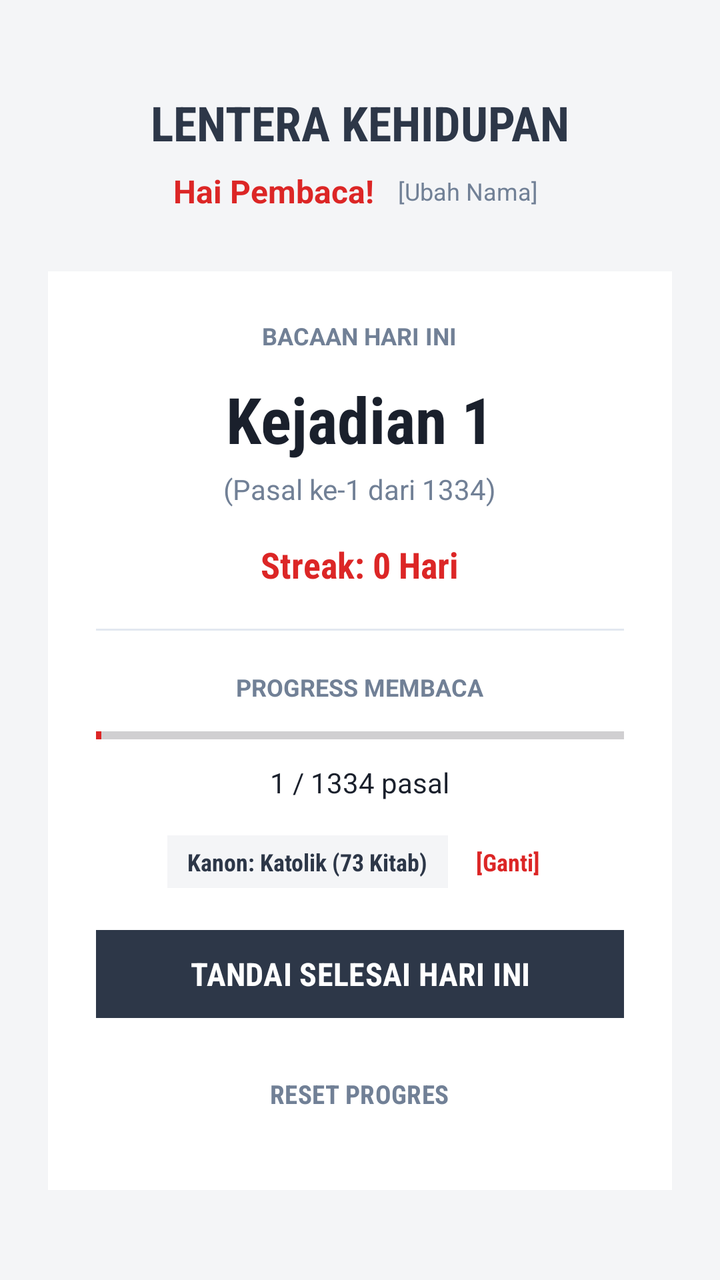
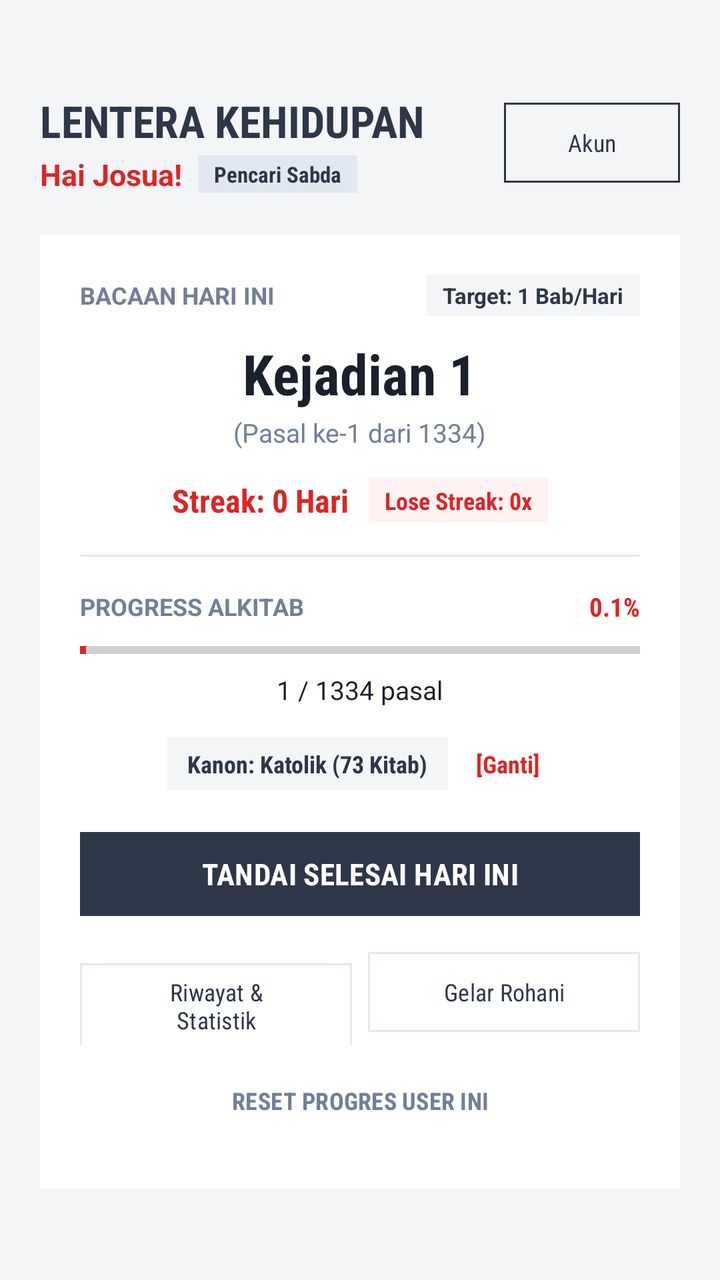

Screens rendered from an Android XML layout before and after an edit, with the pre-edit source and the edit as a unified diff.
<!-- AndroidManifest.xml: application theme Theme.LenteraKehidupan -->
<!-- res/layout/activity_main.xml -->
<?xml version="1.0" encoding="utf-8"?>
<LinearLayout xmlns:android="http://schemas.android.com/apk/res/android"
    xmlns:app="http://schemas.android.com/apk/res-auto"
    android:layout_width="match_parent"
    android:layout_height="match_parent"
    android:background="@color/bg_slate"
    android:gravity="center"
    android:orientation="vertical"
    android:padding="24dp">

    
    <TextView
        android:id="@+id/tvAppTitle"
        android:layout_width="wrap_content"
        android:layout_height="wrap_content"
        android:fontFamily="sans-serif-condensed"
        android:text="LENTERA KEHIDUPAN"
        android:textColor="@color/primary_gray"
        android:textSize="24sp"
        android:textStyle="bold" />

    
    <LinearLayout
        android:layout_width="wrap_content"
        android:layout_height="wrap_content"
        android:layout_marginTop="6dp"
        android:gravity="center_vertical"
        android:orientation="horizontal">

        <TextView
            android:id="@+id/tvGreeting"
            android:layout_width="wrap_content"
            android:layout_height="wrap_content"
            android:fontFamily="sans-serif"
            android:text="Hai Pembaca!"
            android:textColor="@color/primary_red"
            android:textSize="16sp"
            android:textStyle="bold" />

        <TextView
            android:id="@+id/btnEditNama"
            android:layout_width="wrap_content"
            android:layout_height="wrap_content"
            android:layout_marginStart="8dp"
            android:background="?attr/selectableItemBackground"
            android:clickable="true"
            android:focusable="true"
            android:fontFamily="sans-serif"
            android:padding="4dp"
            android:text="[Ubah Nama]"
            android:textColor="@color/text_muted"
            android:textSize="12sp" />
    </LinearLayout>

    
    <LinearLayout
        android:layout_width="match_parent"
        android:layout_height="wrap_content"
        android:layout_marginTop="28dp"
        android:background="@color/surface_white"
        android:gravity="center"
        android:orientation="vertical"
        android:padding="24dp">

        <TextView
            android:layout_width="wrap_content"
            android:layout_height="wrap_content"
            android:fontFamily="sans-serif"
            android:text="BACAAN HARI INI"
            android:textColor="@color/text_muted"
            android:textSize="12sp"
            android:textStyle="bold" />

        
        <TextView
            android:id="@+id/tvNamaKitab"
            android:layout_width="wrap_content"
            android:layout_height="wrap_content"
            android:layout_marginTop="12dp"
            android:fontFamily="sans-serif-condensed"
            android:text="Kejadian 1"
            android:textColor="@color/text_dark"
            android:textSize="32sp"
            android:textStyle="bold" />

        
        <TextView
            android:id="@+id/tvPasal"
            android:layout_width="wrap_content"
            android:layout_height="wrap_content"
            android:layout_marginTop="4dp"
            android:fontFamily="sans-serif"
            android:text="(Pasal ke-1 dari 1334)"
            android:textColor="@color/text_muted"
            android:textSize="14sp" />

        
        <TextView
            android:id="@+id/tvStreak"
            android:layout_width="wrap_content"
            android:layout_height="wrap_content"
            android:layout_marginTop="16dp"
            android:fontFamily="sans-serif-condensed"
            android:text="Streak: 0 Hari"
            android:textColor="@color/primary_red"
            android:textSize="18sp"
            android:textStyle="bold" />

        <View
            android:layout_width="match_parent"
            android:layout_height="1dp"
            android:layout_marginTop="20dp"
            android:layout_marginBottom="20dp"
            android:background="@color/border_light" />

        
        <TextView
            android:layout_width="wrap_content"
            android:layout_height="wrap_content"
            android:fontFamily="sans-serif"
            android:text="PROGRESS MEMBACA"
            android:textColor="@color/text_muted"
            android:textSize="12sp"
            android:textStyle="bold" />

        <ProgressBar
            android:id="@+id/progressBar"
            style="?android:attr/progressBarStyleHorizontal"
            android:layout_width="match_parent"
            android:layout_height="12dp"
            android:layout_marginTop="10dp"
            android:progress="1"
            android:progressTint="@color/primary_red" />

        <TextView
            android:id="@+id/tvProgressText"
            android:layout_width="wrap_content"
            android:layout_height="wrap_content"
            android:layout_marginTop="8dp"
            android:fontFamily="sans-serif"
            android:text="1 / 1334 pasal"
            android:textColor="@color/text_dark"
            android:textSize="14sp" />

        
        <LinearLayout
            android:layout_width="wrap_content"
            android:layout_height="wrap_content"
            android:layout_marginTop="16dp"
            android:gravity="center_vertical"
            android:orientation="horizontal">

            <TextView
                android:id="@+id/tvCanonBadge"
                android:layout_width="wrap_content"
                android:layout_height="wrap_content"
                android:background="@color/bg_slate"
                android:fontFamily="sans-serif-condensed"
                android:paddingStart="10dp"
                android:paddingTop="5dp"
                android:paddingEnd="10dp"
                android:paddingBottom="5dp"
                android:text="Kanon: Katolik (73 Kitab)"
                android:textColor="@color/primary_gray"
                android:textSize="12sp"
                android:textStyle="bold" />

            <TextView
                android:id="@+id/btnGantiCanon"
                android:layout_width="wrap_content"
                android:layout_height="wrap_content"
                android:layout_marginStart="8dp"
                android:fontFamily="sans-serif-condensed"
                android:padding="6dp"
                android:text="[Ganti]"
                android:textColor="@color/primary_red"
                android:textSize="12sp"
                android:textStyle="bold" />
        </LinearLayout>

        
        <com.google.android.material.button.MaterialButton
            android:id="@+id/btnTandaiSelesai"
            android:layout_width="match_parent"
            android:layout_height="52dp"
            android:layout_marginTop="16dp"
            android:backgroundTint="@color/primary_gray"
            android:fontFamily="sans-serif-condensed"
            android:text="TANDAI SELESAI HARI INI"
            android:textColor="@color/surface_white"
            android:textSize="16sp"
            android:textStyle="bold"
            app:cornerRadius="0dp"
            app:elevation="0dp" />

        
        <com.google.android.material.button.MaterialButton
            android:id="@+id/btnReset"
            style="@style/Widget.Material3.Button.TextButton"
            android:layout_width="wrap_content"
            android:layout_height="wrap_content"
            android:layout_marginTop="10dp"
            android:fontFamily="sans-serif-condensed"
            android:text="RESET PROGRES"
            android:textColor="@color/text_muted"
            android:textSize="13sp"
            android:textStyle="bold"
            app:cornerRadius="0dp" />

    </LinearLayout>

</LinearLayout>
<!-- resources referenced by this layout -->
<resources>
  <color name="bg_slate">#F4F5F7</color>
  <color name="border_light">#E2E8F0</color>
  <color name="primary_gray">#2D3748</color>
  <color name="primary_red">#DC2626</color>
  <color name="surface_white">#FFFFFF</color>
  <color name="text_dark">#1A202C</color>
  <color name="text_muted">#718096</color>
  <style name="Theme.LenteraKehidupan" parent="Theme.Material3.DayNight.NoActionBar">
          
          <item name="colorPrimary">@color/primary_gray</item>
          <item name="colorOnPrimary">@color/surface_white</item>
          
          <item name="colorSecondary">@color/secondary_orange</item>
          
          <item name="android:statusBarColor">#1A202C</item>
          <item name="android:windowLightStatusBar">false</item>
          <item name="android:windowBackground">@color/bg_slate</item>
          
          
          <item name="shapeAppearanceSmallComponent">@style/ShapeAppearance.Flat</item>
          <item name="shapeAppearanceMediumComponent">@style/ShapeAppearance.Flat</item>
          <item name="shapeAppearanceLargeComponent">@style/ShapeAppearance.Flat</item>
      </style>
  <color name="secondary_orange">#DC2626</color>
  <style name="ShapeAppearance.Flat" parent="">
          <item name="cornerSize">0dp</item>
      </style>
</resources>

<!-- the commit's change to res/layout/activity_main.xml (unified diff, before → after) -->
@@ -6,81 +6,137 @@
     android:background="@color/bg_slate"
     android:gravity="center"
     android:orientation="vertical"
-    android:padding="24dp">
-
-    
-    <TextView
-        android:id="@+id/tvAppTitle"
-        android:layout_width="wrap_content"
-        android:layout_height="wrap_content"
-        android:fontFamily="sans-serif-condensed"
-        android:text="LENTERA KEHIDUPAN"
-        android:textColor="@color/primary_gray"
-        android:textSize="24sp"
-        android:textStyle="bold" />
-
-    
-    <LinearLayout
-        android:layout_width="wrap_content"
-        android:layout_height="wrap_content"
-        android:layout_marginTop="6dp"
-        android:gravity="center_vertical"
-        android:orientation="horizontal">
-
-        <TextView
-            android:id="@+id/tvGreeting"
-            android:layout_width="wrap_content"
-            android:layout_height="wrap_content"
-            android:fontFamily="sans-serif"
-            android:text="Hai Pembaca!"
-            android:textColor="@color/primary_red"
-            android:textSize="16sp"
-            android:textStyle="bold" />
-
-        <TextView
-            android:id="@+id/btnEditNama"
-            android:layout_width="wrap_content"
-            android:layout_height="wrap_content"
-            android:layout_marginStart="8dp"
-            android:background="?attr/selectableItemBackground"
-            android:clickable="true"
-            android:focusable="true"
-            android:fontFamily="sans-serif"
-            android:padding="4dp"
-            android:text="[Ubah Nama]"
-            android:textColor="@color/text_muted"
-            android:textSize="12sp" />
-    </LinearLayout>
+    android:padding="20dp">
 
     
     <LinearLayout
         android:layout_width="match_parent"
         android:layout_height="wrap_content"
-        android:layout_marginTop="28dp"
+        android:gravity="center_vertical"
+        android:orientation="horizontal">
+
+        <LinearLayout
+            android:layout_width="0dp"
+            android:layout_height="wrap_content"
+            android:layout_weight="1"
+            android:orientation="vertical">
+
+            <TextView
+                android:id="@+id/tvAppTitle"
+                android:layout_width="wrap_content"
+                android:layout_height="wrap_content"
+                android:fontFamily="sans-serif-condensed"
+                android:text="LENTERA KEHIDUPAN"
+                android:textColor="@color/primary_gray"
+                android:textSize="22sp"
+                android:textStyle="bold" />
+
+            
+            <LinearLayout
+                android:layout_width="wrap_content"
+                android:layout_height="wrap_content"
+                android:layout_marginTop="2dp"
+                android:gravity="center_vertical"
+                android:orientation="horizontal">
+
+                <TextView
+                    android:id="@+id/tvGreeting"
+                    android:layout_width="wrap_content"
+                    android:layout_height="wrap_content"
+                    android:fontFamily="sans-serif"
+                    android:text="Hai Josua!"
+                    android:textColor="@color/primary_red"
+                    android:textSize="15sp"
+                    android:textStyle="bold" />
+
+                <TextView
+                    android:id="@+id/tvBadgeJulukan"
+                    android:layout_width="wrap_content"
+                    android:layout_height="wrap_content"
+                    android:layout_marginStart="8dp"
+                    android:background="@color/border_light"
+                    android:clickable="true"
+                    android:focusable="true"
+                    android:fontFamily="sans-serif-condensed"
+                    android:paddingStart="8dp"
+                    android:paddingTop="2dp"
+                    android:paddingEnd="8dp"
+                    android:paddingBottom="2dp"
+                    android:text="Pencari Sabda"
+                    android:textColor="@color/primary_gray"
+                    android:textSize="11sp"
+                    android:textStyle="bold" />
+            </LinearLayout>
+        </LinearLayout>
+
+        
+        <com.google.android.material.button.MaterialButton
+            android:id="@+id/btnKelolaUser"
+            style="@style/Widget.Material3.Button.OutlinedButton"
+            android:layout_width="wrap_content"
+            android:layout_height="wrap_content"
+            android:fontFamily="sans-serif-condensed"
+            android:text="Akun"
+            android:textColor="@color/primary_gray"
+            android:textSize="12sp"
+            app:cornerRadius="0dp"
+            app:strokeColor="@color/primary_gray"
+            app:strokeWidth="1dp" />
+
+    </LinearLayout>
+
+    
+    <LinearLayout
+        android:layout_width="match_parent"
+        android:layout_height="wrap_content"
+        android:layout_marginTop="20dp"
         android:background="@color/surface_white"
         android:gravity="center"
         android:orientation="vertical"
-        android:padding="24dp">
-
-        <TextView
-            android:layout_width="wrap_content"
-            android:layout_height="wrap_content"
-            android:fontFamily="sans-serif"
-            android:text="BACAAN HARI INI"
-            android:textColor="@color/text_muted"
-            android:textSize="12sp"
-            android:textStyle="bold" />
+        android:padding="20dp">
+
+        <LinearLayout
+            android:layout_width="match_parent"
+            android:layout_height="wrap_content"
+            android:gravity="center_vertical"
+            android:orientation="horizontal">
+
+            <TextView
+                android:layout_width="0dp"
+                android:layout_height="wrap_content"
+                android:layout_weight="1"
+                android:fontFamily="sans-serif"
+                android:text="BACAAN HARI INI"
+                android:textColor="@color/text_muted"
+                android:textSize="12sp"
+                android:textStyle="bold" />
+
+            <TextView
+                android:id="@+id/tvTargetBabHarian"
+                android:layout_width="wrap_content"
+                android:layout_height="wrap_content"
+                android:background="@color/bg_slate"
+                android:paddingStart="8dp"
+                android:paddingTop="3dp"
+                android:paddingEnd="8dp"
+                android:paddingBottom="3dp"
+                android:text="Target: 1 Bab/Hari"
+                android:textColor="@color/primary_gray"
+                android:textSize="11sp"
+                android:textStyle="bold" />
+        </LinearLayout>
 
         
         <TextView
             android:id="@+id/tvNamaKitab"
             android:layout_width="wrap_content"
             android:layout_height="wrap_content"
-            android:layout_marginTop="12dp"
+            android:layout_marginTop="10dp"
             android:fontFamily="sans-serif-condensed"
+            android:gravity="center"
             android:text="Kejadian 1"
             android:textColor="@color/text_dark"
-            android:textSize="32sp"
+            android:textSize="28sp"
             android:textStyle="bold" />
 
         
@@ -88,47 +144,88 @@
             android:id="@+id/tvPasal"
             android:layout_width="wrap_content"
             android:layout_height="wrap_content"
-            android:layout_marginTop="4dp"
+            android:layout_marginTop="2dp"
             android:fontFamily="sans-serif"
             android:text="(Pasal ke-1 dari 1334)"
             android:textColor="@color/text_muted"
-            android:textSize="14sp" />
-
-        
-        <TextView
-            android:id="@+id/tvStreak"
-            android:layout_width="wrap_content"
-            android:layout_height="wrap_content"
+            android:textSize="13sp" />
+
+        
+        <LinearLayout
+            android:layout_width="match_parent"
+            android:layout_height="wrap_content"
+            android:layout_marginTop="14dp"
+            android:gravity="center"
+            android:orientation="horizontal">
+
+            <TextView
+                android:id="@+id/tvStreak"
+                android:layout_width="wrap_content"
+                android:layout_height="wrap_content"
+                android:fontFamily="sans-serif-condensed"
+                android:text="Streak: 0 Hari"
+                android:textColor="@color/primary_red"
+                android:textSize="16sp"
+                android:textStyle="bold" />
+
+            <TextView
+                android:id="@+id/tvLoseStreakBadge"
+                android:layout_width="wrap_content"
+                android:layout_height="wrap_content"
+                android:layout_marginStart="10dp"
+                android:background="@color/streak_red_bg"
+                android:fontFamily="sans-serif-condensed"
+                android:paddingStart="8dp"
+                android:paddingTop="3dp"
+                android:paddingEnd="8dp"
+                android:paddingBottom="3dp"
+                android:text="Lose Streak: 0x"
+                android:textColor="@color/primary_red"
+                android:textSize="12sp"
+                android:textStyle="bold" />
+        </LinearLayout>
+
+        <View
+            android:layout_width="match_parent"
+            android:layout_height="1dp"
             android:layout_marginTop="16dp"
-            android:fontFamily="sans-serif-condensed"
-            android:text="Streak: 0 Hari"
-            android:textColor="@color/primary_red"
-            android:textSize="18sp"
-            android:textStyle="bold" />
-
-        <View
-            android:layout_width="match_parent"
-            android:layout_height="1dp"
-            android:layout_marginTop="20dp"
-            android:layout_marginBottom="20dp"
+            android:layout_marginBottom="16dp"
             android:background="@color/border_light" />
 
         
-        <TextView
-            android:layout_width="wrap_content"
-            android:layout_height="wrap_content"
-            android:fontFamily="sans-serif"
-            android:text="PROGRESS MEMBACA"
-            android:textColor="@color/text_muted"
-            android:textSize="12sp"
-            android:textStyle="bold" />
+        <LinearLayout
+            android:layout_width="match_parent"
+            android:layout_height="wrap_content"
+            android:gravity="center_vertical"
+            android:orientation="horizontal">
+
+            <TextView
+                android:layout_width="0dp"
+                android:layout_height="wrap_content"
+                android:layout_weight="1"
+                android:fontFamily="sans-serif"
+                android:text="PROGRESS ALKITAB"
+                android:textColor="@color/text_muted"
+                android:textSize="12sp"
+                android:textStyle="bold" />
+
+            <TextView
+                android:id="@+id/tvPersentaseSelesai"
+                android:layout_width="wrap_content"
+                android:layout_height="wrap_content"
+                android:fontFamily="sans-serif-condensed"
+                android:text="0.1%"
+                android:textColor="@color/primary_red"
+                android:textSize="13sp"
+                android:textStyle="bold" />
+        </LinearLayout>
 
         <ProgressBar
             android:id="@+id/progressBar"
             style="?android:attr/progressBarStyleHorizontal"
             android:layout_width="match_parent"
-            android:layout_height="12dp"
-            android:layout_marginTop="10dp"
+            android:layout_height="10dp"
+            android:layout_marginTop="8dp"
             android:progress="1"
             android:progressTint="@color/primary_red" />
 
@@ -136,17 +233,17 @@
             android:id="@+id/tvProgressText"
             android:layout_width="wrap_content"
             android:layout_height="wrap_content"
-            android:layout_marginTop="8dp"
+            android:layout_marginTop="6dp"
             android:fontFamily="sans-serif"
             android:text="1 / 1334 pasal"
             android:textColor="@color/text_dark"
-            android:textSize="14sp" />
-
-        
-        <LinearLayout
-            android:layout_width="wrap_content"
-            android:layout_height="wrap_content"
-            android:layout_marginTop="16dp"
+            android:textSize="13sp" />
+
+        
+        <LinearLayout
+            android:layout_width="wrap_content"
+            android:layout_height="wrap_content"
+            android:layout_marginTop="14dp"
             android:gravity="center_vertical"
             android:orientation="horizontal">
 
@@ -182,28 +279,64 @@
         <com.google.android.material.button.MaterialButton
             android:id="@+id/btnTandaiSelesai"
             android:layout_width="match_parent"
-            android:layout_height="52dp"
+            android:layout_height="50dp"
             android:layout_marginTop="16dp"
             android:backgroundTint="@color/primary_gray"
             android:fontFamily="sans-serif-condensed"
             android:text="TANDAI SELESAI HARI INI"
             android:textColor="@color/surface_white"
-            android:textSize="16sp"
+            android:textSize="15sp"
             android:textStyle="bold"
             app:cornerRadius="0dp"
             app:elevation="0dp" />
 
         
+        <LinearLayout
+            android:layout_width="match_parent"
+            android:layout_height="wrap_content"
+            android:layout_marginTop="10dp"
+            android:orientation="horizontal">
+
+            <com.google.android.material.button.MaterialButton
+                android:id="@+id/btnLihatRiwayat"
+                style="@style/Widget.Material3.Button.OutlinedButton"
+                android:layout_width="0dp"
+                android:layout_height="wrap_content"
+                android:layout_marginEnd="4dp"
+                android:layout_weight="1"
+                android:fontFamily="sans-serif-condensed"
+                android:text="Riwayat &amp; Statistik"
+                android:textColor="@color/primary_gray"
+                android:textSize="12sp"
+                app:cornerRadius="0dp"
+                app:strokeColor="@color/border_light" />
+
+            <com.google.android.material.button.MaterialButton
+                android:id="@+id/btnPenghargaan"
+                style="@style/Widget.Material3.Button.OutlinedButton"
+                android:layout_width="0dp"
+                android:layout_height="wrap_content"
+                android:layout_marginStart="4dp"
+                android:layout_weight="1"
+                android:fontFamily="sans-serif-condensed"
+                android:text="Gelar Rohani"
+                android:textColor="@color/primary_gray"
+                android:textSize="12sp"
+                app:cornerRadius="0dp"
+                app:strokeColor="@color/border_light" />
+        </LinearLayout>
+
+        
         <com.google.android.material.button.MaterialButton
             android:id="@+id/btnReset"
             style="@style/Widget.Material3.Button.TextButton"
             android:layout_width="wrap_content"
             android:layout_height="wrap_content"
-            android:layout_marginTop="10dp"
+            android:layout_marginTop="4dp"
             android:fontFamily="sans-serif-condensed"
-            android:text="RESET PROGRES"
+            android:text="RESET PROGRES USER INI"
             android:textColor="@color/text_muted"
-            android:textSize="13sp"
+            android:textSize="12sp"
             android:textStyle="bold"
             app:cornerRadius="0dp" />
 
<!-- resource entries referenced after the edit -->
@@ -4,6 +4,7 @@
   <color name="border_light">#E2E8F0</color>
   <color name="primary_gray">#2D3748</color>
   <color name="primary_red">#DC2626</color>
+  <color name="streak_red_bg">#FEF2F2</color>
   <color name="surface_white">#FFFFFF</color>
   <color name="text_dark">#1A202C</color>
   <color name="text_muted">#718096</color>
